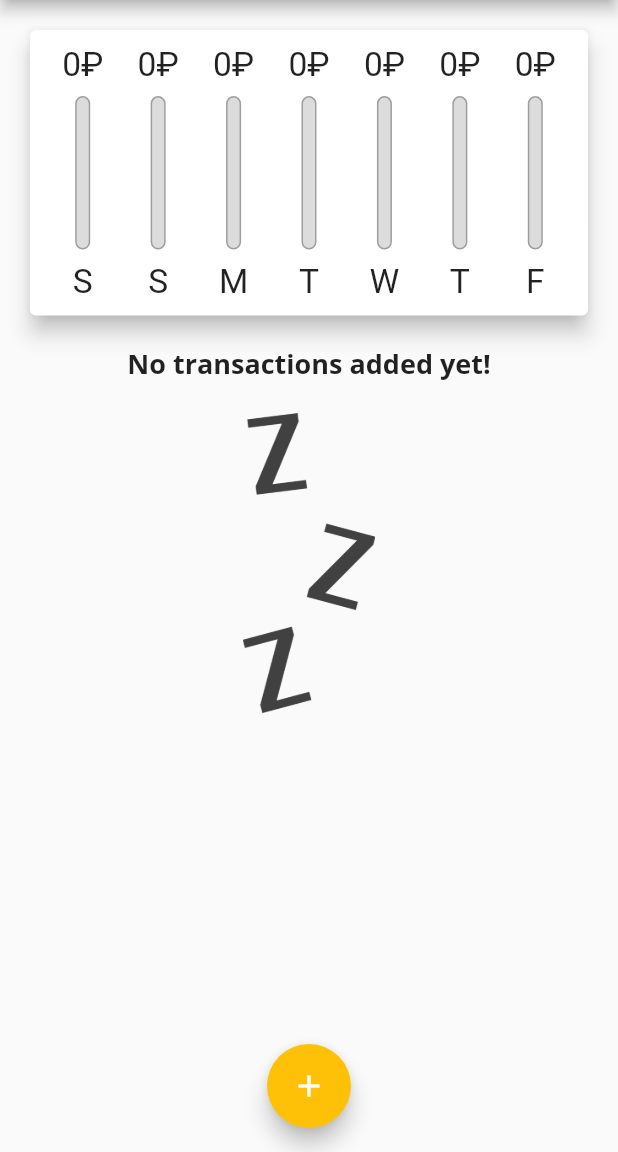
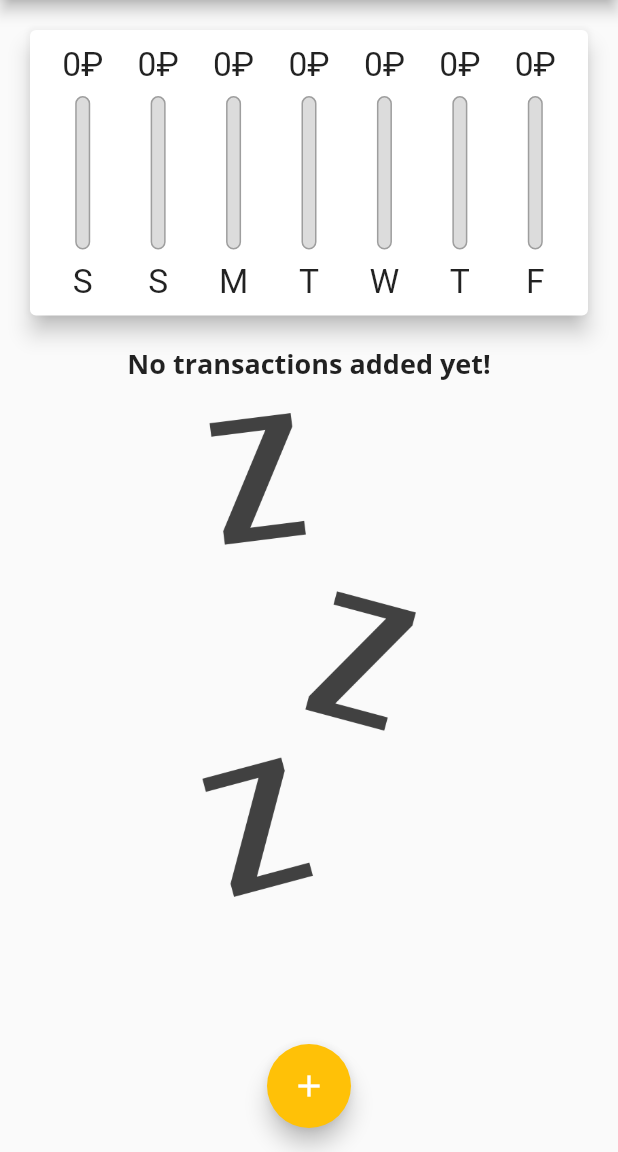
Before and after one commit to psokolnikov/personal_expenses_app, a Flutter app: the screen it shows after launch, on a phone screen of 412 x 824 dp, the part 84-1236 px from its top. Run offline on Flutter 3.47's test engine with Material 2 defaults, Android fonts, the phone set to English and light mode, and no system bars.

Commit message:
Add landscape orientation support

```diff
--- a/lib/main.dart
+++ b/lib/main.dart
@@ -1,11 +1,17 @@
 import 'package:flutter/material.dart';
+import 'package:flutter/services.dart';
+import 'package:flutter/services.dart';
 
 import 'models/transaction.dart';
 import 'widgets/new_transaction.dart';
 import 'widgets/transaction_list.dart';
 import 'widgets/chart.dart';
 
-void main() => runApp(MyApp());
+void main() {
+  // WidgetsFlutterBinding.ensureInitialized();
+  // SystemChrome.setPreferredOrientations([ DeviceOrientation.portraitUp ]);
+  runApp(MyApp());
+}
 
 class MyApp extends StatelessWidget {
   final theme = ThemeData(
@@ -49,6 +55,8 @@ class MyHomePage extends StatefulWidget {
 class _MyHomePageState extends State<MyHomePage> {
   final List<Transaction> _userTransactions = [];
 
+  bool _showChart = false;
+
   List<Transaction> get _recentTransactons {
     return _userTransactions
         .where((txn) =>
@@ -85,6 +93,8 @@ class _MyHomePageState extends State<MyHomePage> {
 
   @override
   Widget build(BuildContext context) {
+    final isLandscape =
+        MediaQuery.of(context).orientation == Orientation.landscape;
     var appBar = AppBar(
       title: const Text('Personal Expenses'),
       actions: [
@@ -94,24 +104,46 @@ class _MyHomePageState extends State<MyHomePage> {
         )
       ],
     );
+    final txnListWidget = Container(
+        height: (MediaQuery.of(context).size.height -
+                appBar.preferredSize.height -
+                MediaQuery.of(context).padding.top) *
+            0.70,
+        child: TransactionList(_userTransactions, _deleteTransaction));
     return Scaffold(
       appBar: appBar,
       body: SingleChildScrollView(
         child: Column(
           crossAxisAlignment: CrossAxisAlignment.stretch,
           children: [
-            Container(
+            if (isLandscape)
+              Row(
+                mainAxisAlignment: MainAxisAlignment.center,
+                children: [
+                  Text('Show Chart'),
+                  Switch(
+                      value: _showChart,
+                      onChanged: (value) => setState(() {
+                            _showChart = value;
+                          }))
+                ],
+              ),
+            if (!isLandscape) Container(
                     height: (MediaQuery.of(context).size.height -
                             appBar.preferredSize.height -
                             MediaQuery.of(context).padding.top) *
-                    0.30,
+                        0.3,
                     child: Chart(_userTransactions)),
-            Container(
+            if (!isLandscape)
+              txnListWidget,
+            if (isLandscape) _showChart
+                ? Container(
                     height: (MediaQuery.of(context).size.height -
                             appBar.preferredSize.height -
                             MediaQuery.of(context).padding.top) *
-                    0.70,
-                child: TransactionList(_userTransactions, _deleteTransaction)),
+                        0.7,
+                    child: Chart(_userTransactions))
+                : txnListWidget,
           ],
         ),
       ),
--- a/lib/widgets/transaction_list.dart
+++ b/lib/widgets/transaction_list.dart
@@ -13,7 +13,8 @@ class TransactionList extends StatelessWidget {
   Widget build(BuildContext context) {
     return Container(
       child: transactions.isEmpty
-          ? Column(
+          ? LayoutBuilder(builder: (ctx, constraints) {
+              return Column(
                 children: [
                   Text(
                     'No transactions added yet!',
@@ -23,14 +24,15 @@ class TransactionList extends StatelessWidget {
                     height: 20,
                   ),
                   Container(
-                  height: 200,
+                    height: constraints.maxHeight * 0.6,
                     child: Image.asset(
                       'assets/images/waiting.png',
                       fit: BoxFit.cover,
                     ),
                   )
                 ],
-            )
+              );
+            })
           : ListView.builder(
               itemBuilder: (ctx, index) {
                 final txn = transactions[index];
@@ -51,7 +53,11 @@ class TransactionList extends StatelessWidget {
                       style: Theme.of(context).textTheme.headline6,
                     ),
                     subtitle: Text(DateFormat.yMMMd().format(txn.date)),
-                    trailing: IconButton(onPressed: () => deleteTransaction(txn.id), icon: Icon(Icons.delete), color: Theme.of(context).errorColor,),
+                    trailing: IconButton(
+                      onPressed: () => deleteTransaction(txn.id),
+                      icon: Icon(Icons.delete),
+                      color: Theme.of(context).errorColor,
+                    ),
                   ),
                 );
               },
```
Lines whose indentation alone changed are shown as unchanged.
